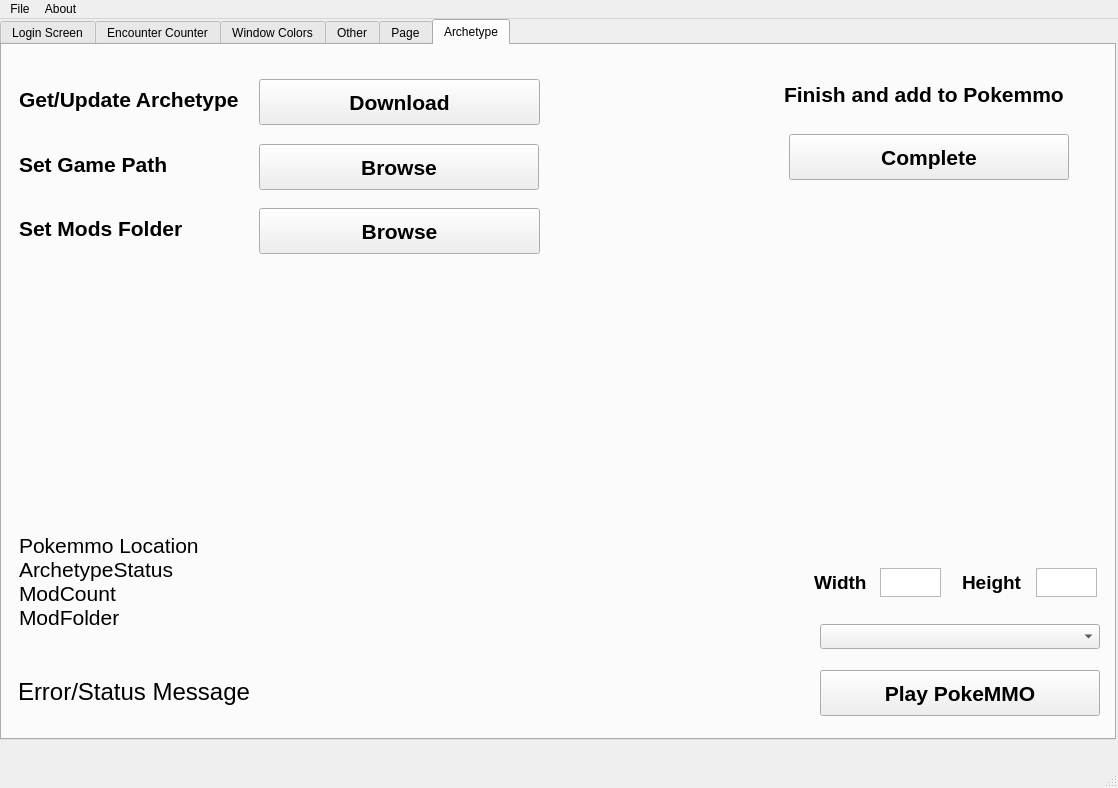
Qt form VMM.ui (Vextryyn/Vextryyn-Mod-Manager) before a commit.
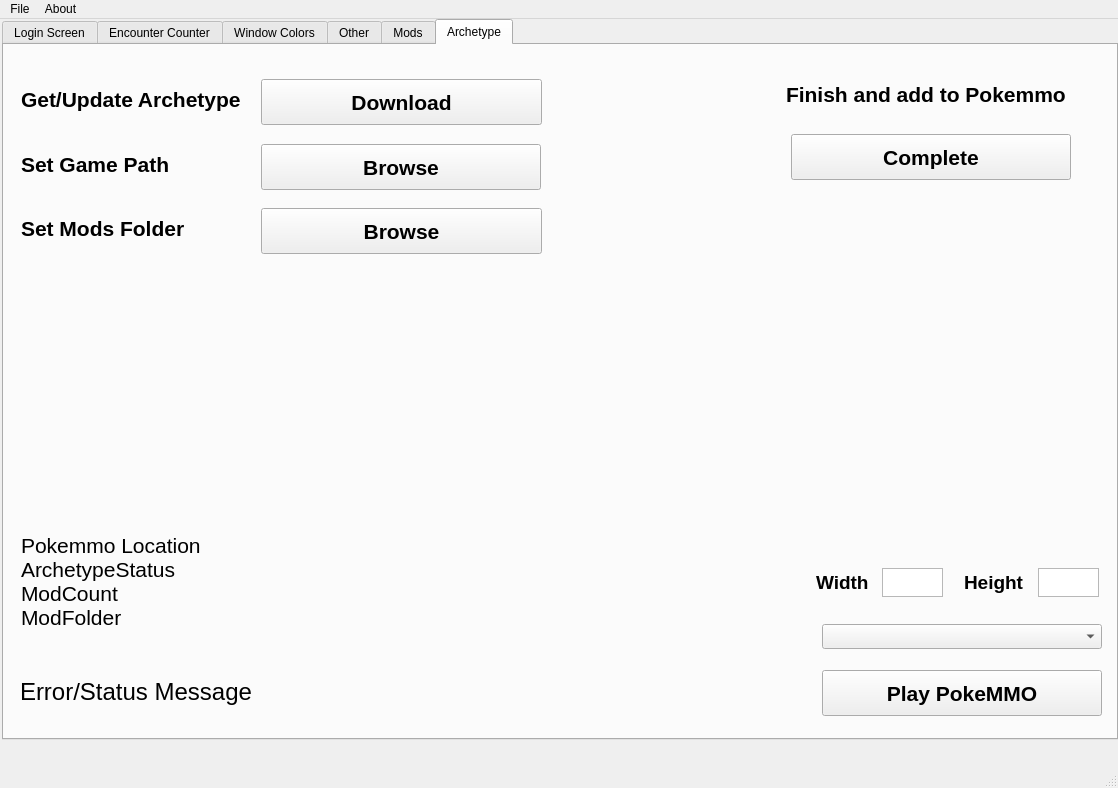
The same form after that commit. The open tabs and pages were chosen to show the change. Custom widgets are drawn as their Qt base class.

The edit to the form file:
```diff
--- a/VMM.ui
+++ b/VMM.ui
@@ -17,7 +17,7 @@
    <widget class="QTabWidget" name="tabWidget">
     <property name="geometry">
      <rect>
-      <x>0</x>
+      <x>2</x>
       <y>0</y>
       <width>1116</width>
       <height>721</height>
@@ -1258,7 +1258,7 @@
     </widget>
     <widget class="QWidget" name="tab">
      <attribute name="title">
-      <string>Page</string>
+      <string>Mods</string>
      </attribute>
      <widget class="QFrame" name="frame">
       <property name="geometry">
```
Left out of the diff: 4 changed lines with no effect on the pictures.
